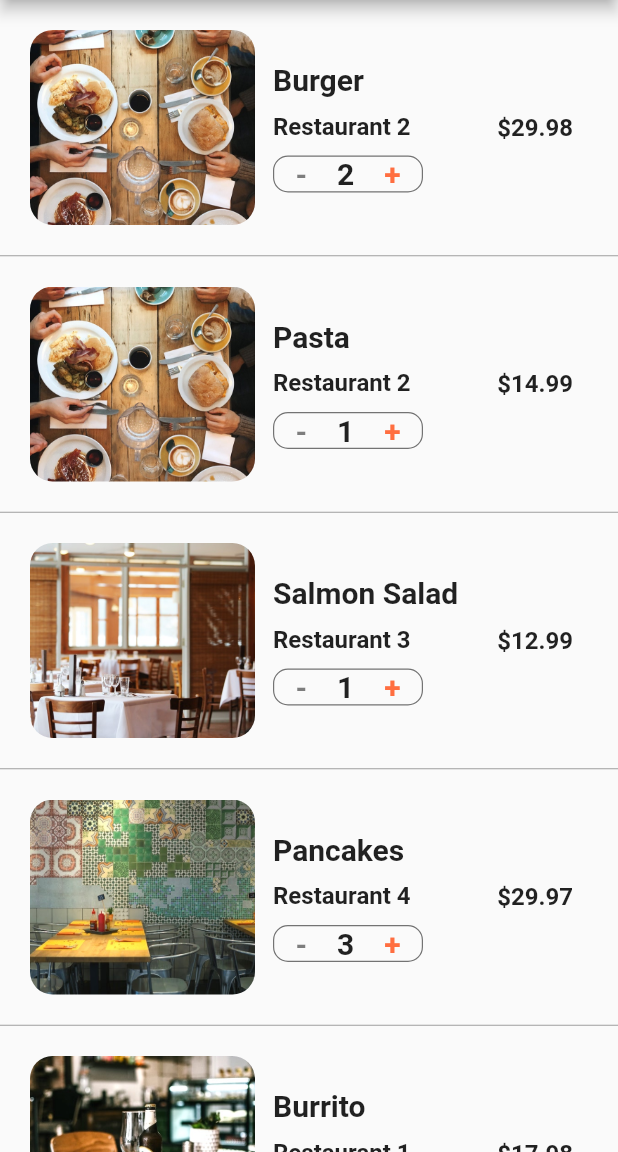
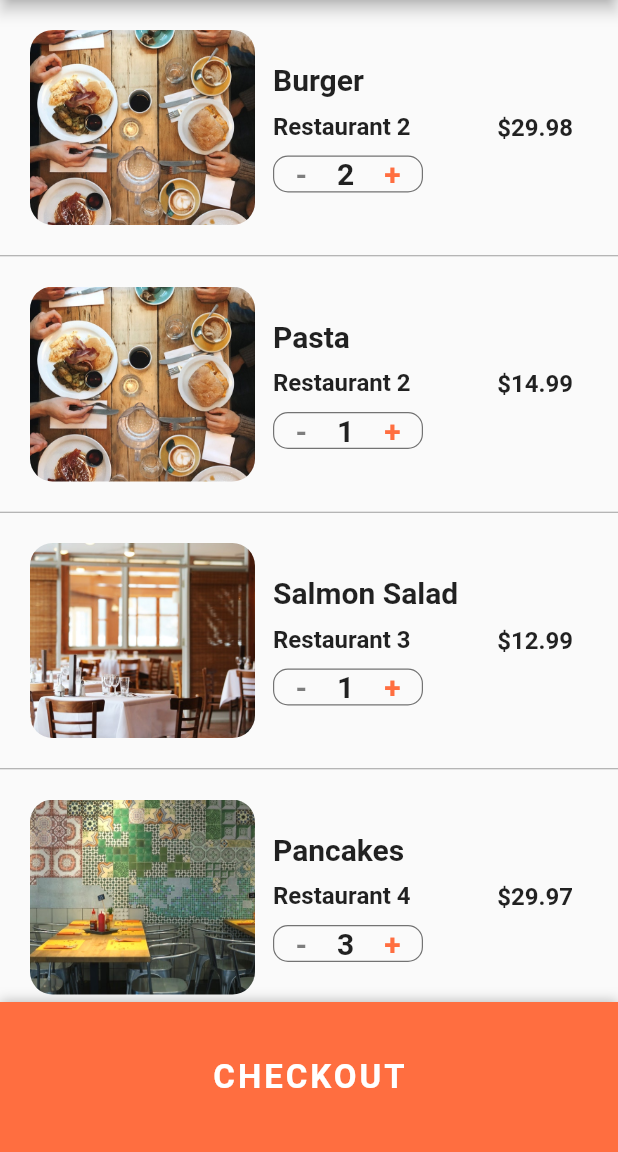
Before and after one commit to graphicom/FlutterFoodDeliveryUI, a Flutter app: the CartScreen screen opened directly, on a phone screen of 412 x 824 dp, the part 84-1236 px from its top. Run offline on Flutter 3.47's test engine with Material 2 defaults, Android fonts, the phone set to English and light mode, and no system bars.

Commit message:
Eps11: BottomSheet checkout button

```diff
--- a/lib/screens/cartScreen.dart
+++ b/lib/screens/cartScreen.dart
@@ -120,6 +120,10 @@ class _CartScreenState extends State<CartScreen> {
 
   @override
   Widget build(BuildContext context) {
+    double totalPrice = 0;
+    currentUser.cart.forEach(
+        (Order order) => totalPrice += order.quantity * order.food.price);
+
     return Scaffold(
       appBar: AppBar(
         title: Text("Cart (${currentUser.cart.length})"),
@@ -127,8 +131,49 @@ class _CartScreenState extends State<CartScreen> {
       ),
       body: ListView.separated(
           itemBuilder: (BuildContext context, int index) {
-            Order order = currentUser.cart[index];
-            return _buildCartItem(order);
+            if (index < currentUser.cart.length) {
+              Order order = currentUser.cart[index];
+              return _buildCartItem(order);
+            }
+            return Padding(
+              padding: EdgeInsets.all(20.0),
+              child: Column(
+                children: [
+                  Row(
+                    mainAxisAlignment: MainAxisAlignment.spaceBetween,
+                    children: [
+                      Text(
+                        "Estimated delivery time:",
+                        style: TextStyle(
+                            fontSize: 20.0, fontWeight: FontWeight.w600),
+                      ),
+                      Text("25 min",
+                          style: TextStyle(
+                              fontSize: 20.0, fontWeight: FontWeight.w600))
+                    ],
+                  ),
+                  SizedBox(
+                    height: 10.0,
+                  ),
+                  Row(
+                    mainAxisAlignment: MainAxisAlignment.spaceBetween,
+                    children: [
+                      Text(
+                        "Total cost:",
+                        style: TextStyle(
+                            fontSize: 20.0, fontWeight: FontWeight.w600),
+                      ),
+                      Text("\$${totalPrice.toStringAsFixed(2)}",
+                          style: TextStyle(
+                              fontSize: 20.0,
+                              fontWeight: FontWeight.w600,
+                              color: Colors.green[700]))
+                    ],
+                  ),
+                  SizedBox(height: 80.0,)
+                ],
+              ),
+            );
           },
           separatorBuilder: (BuildContext context, int index) {
             return Divider(
@@ -136,7 +181,33 @@ class _CartScreenState extends State<CartScreen> {
               color: Colors.grey,
             );
           },
-          itemCount: currentUser.cart.length),
+          itemCount: currentUser.cart.length + 1),
+      bottomSheet: Container(
+        width: MediaQuery.of(context).size.width,
+        height: 100.0,
+        decoration: BoxDecoration(
+          color: Theme.of(context).primaryColor,
+          boxShadow: [
+            BoxShadow(
+                color: Colors.black26, offset: Offset(0, -1), blurRadius: 6.0)
+          ],
+        ),
+        child: Center(
+          child: FlatButton(
+            onPressed: () {
+              print("Checkout");
+            },
+            child: Text(
+              "CHECKOUT",
+              style: TextStyle(
+                  fontSize: 22.0,
+                  fontWeight: FontWeight.bold,
+                  color: Colors.white,
+                  letterSpacing: 2.0),
+            ),
+          ),
+        ),
+      ),
     );
   }
 }
```
